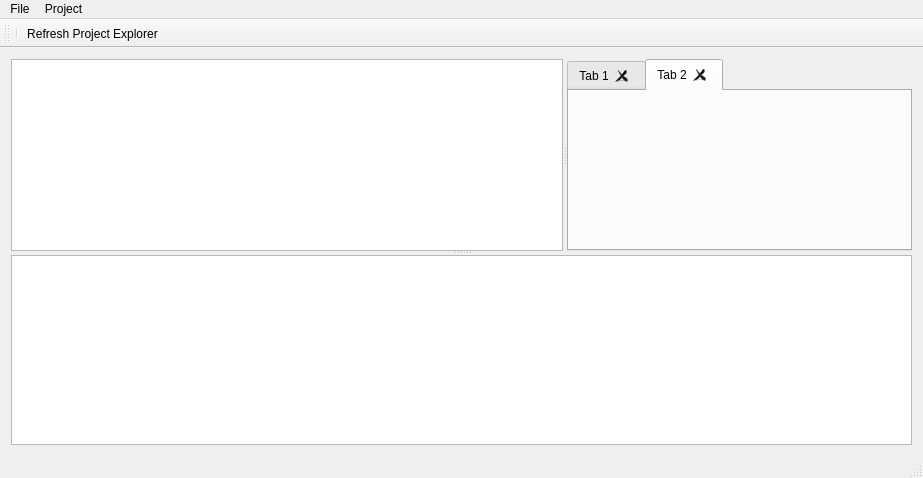
MarianVomir/IDE, file GUI/mainwindow.ui: the form before one commit.
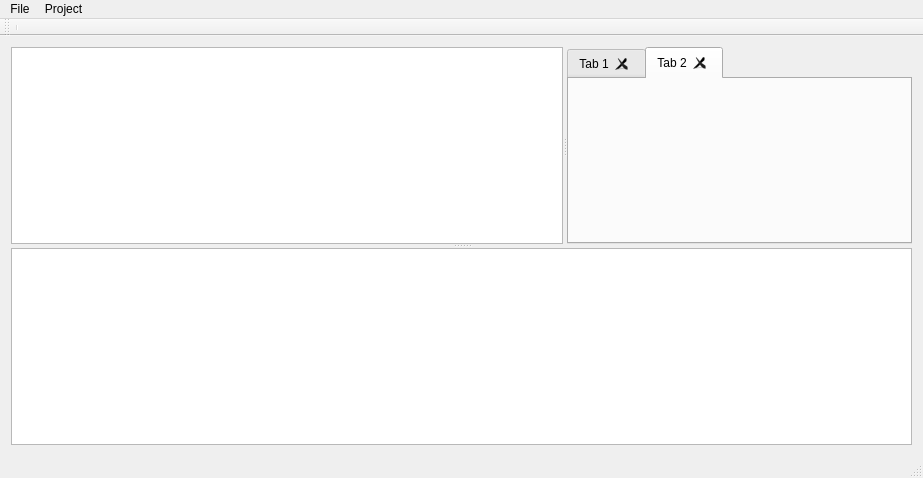
The form after the commit. The open tabs and pages were chosen to show the change.

```diff
--- a/GUI/mainwindow.ui
+++ b/GUI/mainwindow.ui
@@ -86,9 +86,6 @@
           <verstretch>1</verstretch>
          </sizepolicy>
         </property>
-        <property name="styleSheet">
-         <string notr="true"/>
-        </property>
         <property name="dragDropMode">
          <enum>QAbstractItemView::DragDrop</enum>
         </property>
@@ -183,7 +180,6 @@
     <bool>false</bool>
    </attribute>
    <addaction name="separator"/>
-   <addaction name="actionRefreshProjectExplorer"/>
   </widget>
   <widget class="QStatusBar" name="statusBar"/>
   <action name="actionNew_File">
```
Left out of the diff: 2 changed lines with no effect on the pictures.
